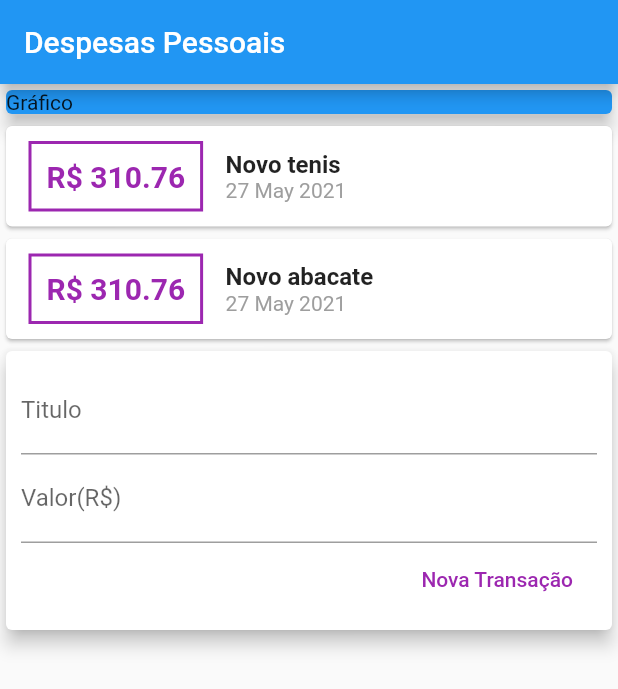
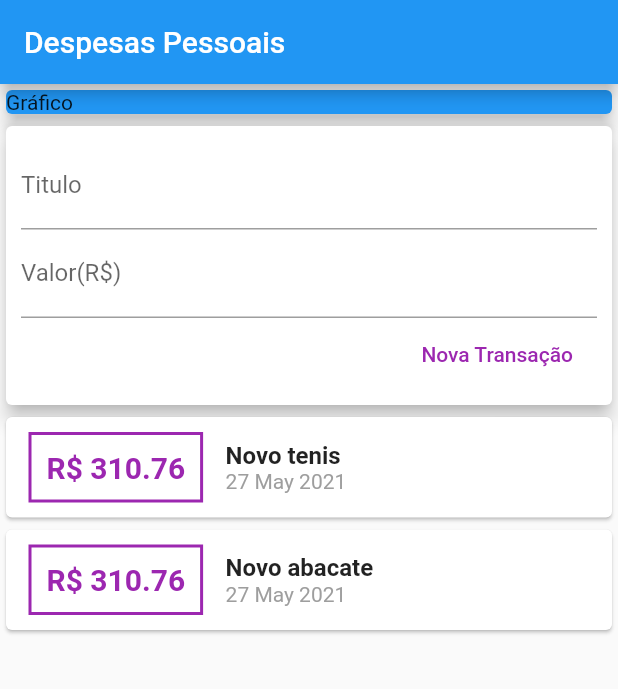
Before and after one commit to ojoaovitoraraujo/expenses-flutter, a Flutter app: the screen it shows after launch, on a phone screen of 412 x 824 dp. Shown: the top 689 px of the screen. Run offline on Flutter 3.47's test engine with Material 2 defaults, Android fonts, the phone set to English and light mode, and no system bars.

Commit message:
separing widget && add SingleChildScrollView

```diff
--- a/lib/components/transaction_form.dart
+++ b/lib/components/transaction_form.dart
@@ -4,6 +4,10 @@ class TransactionForm extends StatelessWidget {
 
   final titleController = TextEditingController();
   final valueController = TextEditingController();
+
+  final void Function(String, double) onSubmit;
+
+  TransactionForm(this.onSubmit);
 
   @override
   Widget build(BuildContext context) {
@@ -33,8 +37,9 @@ class TransactionForm extends StatelessWidget {
                         child: Text('Nova Transação'),
                         textColor: Colors.purple,
                         onPressed: (){
-                          print(titleController.text);
-                          print(valueController.text);
+                          final title = titleController.text;
+                          final value = double.tryParse(valueController.text) ?? 0.0;
+                          onSubmit(title, value);
                         }
                       ),
                     ],
--- a/lib/components/transaction_list.dart
+++ b/lib/components/transaction_list.dart
@@ -10,7 +10,10 @@ class TransactionList extends StatelessWidget {
 
   @override
   Widget build(BuildContext context) {
-    return Column(
+    return Container(
+      height: 300,
+      child: SingleChildScrollView(
+        child: Column(
           children: transactions.map(
           (tr) {
             return Card(
@@ -50,6 +53,8 @@ class TransactionList extends StatelessWidget {
               ),
             );
           },
-    ).toList());
+        ).toList()),
+      ),
+    );
   }
 }
--- a/lib/main.dart
+++ b/lib/main.dart
@@ -19,7 +19,8 @@ class MyHomePage extends StatelessWidget {
       appBar: AppBar(
         title: Text('Despesas Pessoais'),
       ),
-      body: Column(
+      body: SingleChildScrollView(
+         child: Column(
          crossAxisAlignment: CrossAxisAlignment.stretch,
          children: <Widget>[
            // ================= Chart =================
@@ -35,6 +36,7 @@ class MyHomePage extends StatelessWidget {
            TransactionUser()
          ],
           ),
+      ),
     );
   }
 }
```
Also changed, not shown: lib/components/transaction_user.dart (+16 -1 lines). Lines whose indentation alone changed are shown as unchanged.
